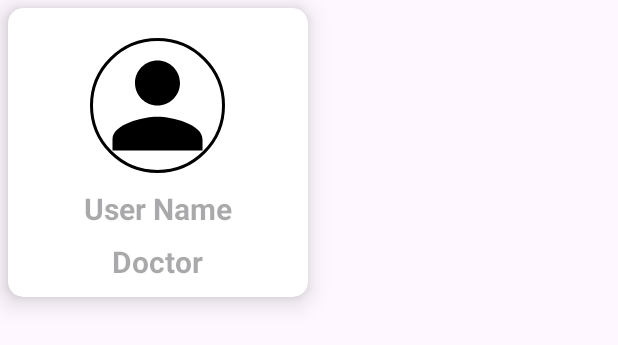
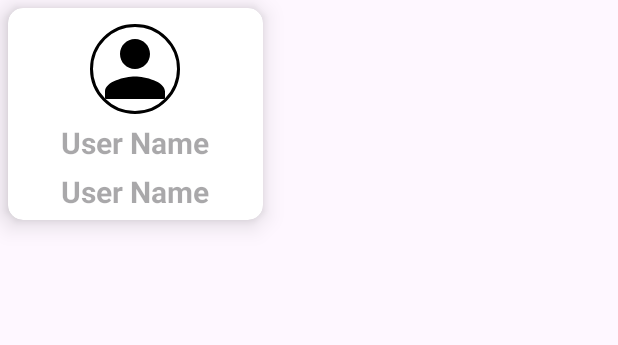
Before and after one commit to DevP-ai/InnerTalk, an Android app: the layout user_design_layout.xml on its own in the app's theme, with its tools: preview values and no code run, on a phone screen of 412 x 824 dp. Shown: the top 345 px of the screen. Run offline under Robolectric (Android 15) with nearby library versions, the phone set to English and light mode, and no system bars.

Commit message:
All User Retrieve from FireStore and Display in a Recyclerview

```diff
--- a/app/src/main/java/com/developer/android/dev/freakycode/androidapp/innertalk/ClientRegistrationFragment.kt
+++ b/app/src/main/java/com/developer/android/dev/freakycode/androidapp/innertalk/ClientRegistrationFragment.kt
@@ -22,7 +22,7 @@ import kotlinx.coroutines.launch
 @AndroidEntryPoint
 class ClientRegistrationFragment : Fragment() {
     private lateinit var binding: FragmentClientRegistrationBinding
-
+    private val auth=FirebaseAuth.getInstance()
     private val authViewmodel by viewModels<AuthViewmodel>()
     override fun onCreateView(
         inflater: LayoutInflater, container: ViewGroup?,
--- a/app/src/main/java/com/developer/android/dev/freakycode/androidapp/innertalk/TherapistRegistrationFragment.kt
+++ b/app/src/main/java/com/developer/android/dev/freakycode/androidapp/innertalk/TherapistRegistrationFragment.kt
@@ -19,7 +19,7 @@ import dagger.hilt.android.AndroidEntryPoint
 class TherapistRegistrationFragment : Fragment() {
     private lateinit var binding: FragmentTherapistRegistrationBinding
     private val authViewmodel by viewModels<AuthViewmodel>()
-
+    private val auth=FirebaseAuth.getInstance()
 
     override fun onCreateView(
         inflater: LayoutInflater, container: ViewGroup?,
--- a/app/src/main/java/com/developer/android/dev/freakycode/androidapp/innertalk/model/User.kt
+++ b/app/src/main/java/com/developer/android/dev/freakycode/androidapp/innertalk/model/User.kt
@@ -1,6 +1,7 @@
 package com.developer.android.dev.freakycode.androidapp.innertalk.model
 
 data class User(
+    var id:String?="",
     val name:String?="",
     val email:String?="",
     val userType:String?=""
--- a/app/src/main/res/layout/user_design_layout.xml
+++ b/app/src/main/res/layout/user_design_layout.xml
@@ -1,6 +1,6 @@
 <?xml version="1.0" encoding="utf-8"?>
 <androidx.cardview.widget.CardView xmlns:android="http://schemas.android.com/apk/res/android"
-    android:layout_width="200dp"
+    android:layout_width="170dp"
     android:layout_height="wrap_content"
     xmlns:app="http://schemas.android.com/apk/res-auto"
     app:cardElevation="10dp"
@@ -11,16 +11,16 @@
         android:layout_width="match_parent"
         android:layout_height="match_parent"
         android:orientation="vertical"
-        android:layout_margin="10dp">
+        android:gravity="center"
+        android:layout_margin="5dp">
 
         <de.hdodenhof.circleimageview.CircleImageView
             android:id="@+id/userProfile"
-            android:layout_width="90dp"
-            android:layout_height="90dp"
-            android:layout_gravity="center"
+            android:layout_width="60dp"
+            android:layout_height="60dp"
             app:civ_border_color="@color/black"
             app:civ_border_width="2dp"
-            android:layout_marginTop="10dp"
+            android:layout_marginTop="5dp"
             android:src="@drawable/ic_profile"
             android:scaleType="centerCrop"/>
 
@@ -29,23 +29,23 @@
             android:layout_width="wrap_content"
             android:layout_height="wrap_content"
             android:hint="User Name"
-            android:layout_gravity="center"
+            android:gravity="center"
             android:textSize="20sp"
             android:textColor="@color/black"
             android:textStyle="bold"
-            android:layout_marginTop="10dp"
+            android:layout_marginTop="5dp"
             android:layout_toRightOf="@id/userProfile"/>
 
         <TextView
             android:id="@+id/userProfileType"
             android:layout_width="wrap_content"
             android:layout_height="wrap_content"
-            android:hint="Doctor"
-            android:layout_gravity="center"
+            android:hint="User Name"
+            android:gravity="center"
             android:textSize="20sp"
-            android:textColor="@color/black"
+            android:textColor="@color/gray"
             android:textStyle="bold"
-            android:layout_marginTop="8dp"
+            android:layout_marginTop="5dp"
             android:layout_toRightOf="@id/userProfile"/>
     </LinearLayout>
 
```
Also changed, not shown: app/src/main/java/com/developer/android/dev/freakycode/androidapp/innertalk/ExpertFragment.kt (+59 -2 lines), app/src/main/java/com/developer/android/dev/freakycode/androidapp/innertalk/adapter/ExpertsAdapter.kt (added, +36 -0 lines), app/src/main/java/com/developer/android/dev/freakycode/androidapp/innertalk/repository/AuthRepository.kt (+31 -0 lines), app/src/main/java/com/developer/android/dev/freakycode/androidapp/innertalk/utils/AllUserState.kt (added, +9 -0 lines), app/src/main/java/com/developer/android/dev/freakycode/androidapp/innertalk/viewmodel/AuthViewmodel.kt (+19 -0 lines), app/src/main/res/layout/fragment_expert.xml (+29 -22 lines).
